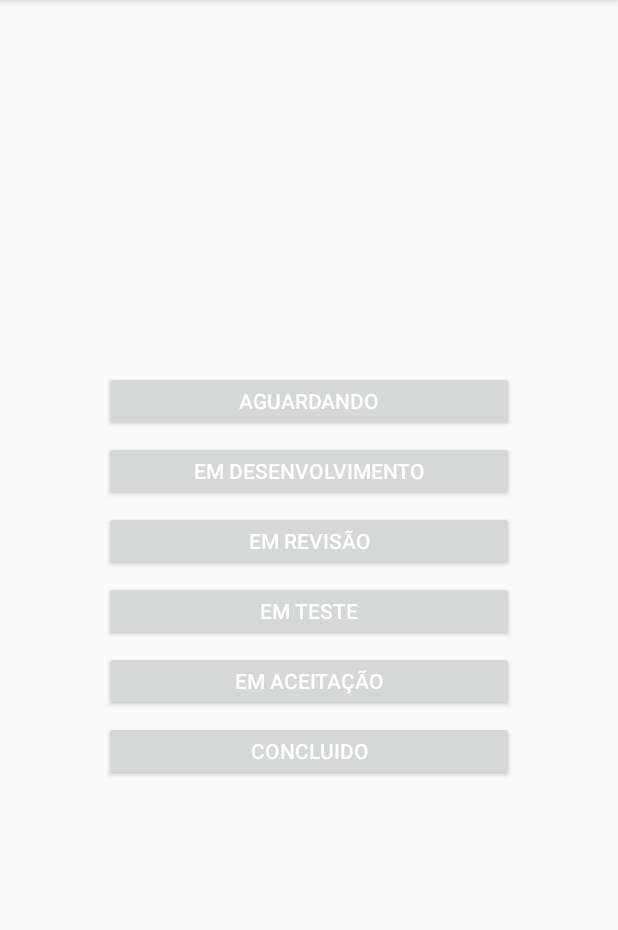
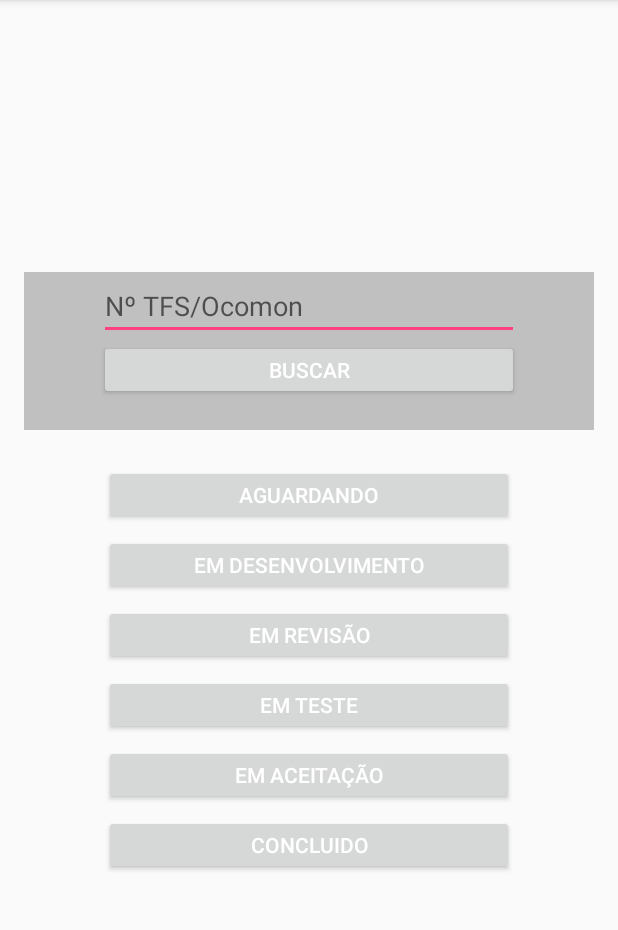
Before and after one commit to franciscoantonio72/TFSService, an Android app: the SelecaoActivity screen opened directly, with no data from a screen before it, on a phone screen of 412 x 824 dp, the part 84-1014 px from its top. Run offline under Robolectric (Android 15) with nearby library versions, the phone set to English and light mode, and no system bars.

Commit message:
Criacao da consulta por OS/Ocomon

```diff
--- a/app/build.gradle
+++ b/app/build.gradle
@@ -20,7 +20,7 @@ android {
     }
     buildTypes {
         release {
-            minifyEnabled false
+            minifyEnabled true
             proguardFiles getDefaultProguardFile('proguard-android.txt'), 'proguard-rules.pro'
         }
     }
--- a/app/src/main/java/com/example/francisco/tfsservice/SelecaoActivity.java
+++ b/app/src/main/java/com/example/francisco/tfsservice/SelecaoActivity.java
@@ -7,6 +7,7 @@ import android.support.v7.app.AppCompatActivity;
 import android.view.View;
 import android.view.View.OnClickListener;
 import android.widget.Button;
+import android.widget.EditText;
 
 import com.example.francisco.model.TFS;
 
@@ -22,6 +23,8 @@ public class SelecaoActivity extends AppCompatActivity implements OnClickListene
     Button btnEmTeste;
     Button btnEmAceitacao;
     Button btnConcluido;
+    Button btnBuscar;
+    EditText edtBuscar;
 
     @Override
     protected void onCreate(Bundle savedInstanceState) {
@@ -42,6 +45,9 @@ public class SelecaoActivity extends AppCompatActivity implements OnClickListene
         btnEmAceitacao.setOnClickListener(this);
         btnConcluido = (Button) findViewById(R.id.btnConcluido);
         btnConcluido.setOnClickListener(this);
+        edtBuscar = (EditText) findViewById(R.id.edtTFSOcomon);
+        btnBuscar = (Button) findViewById(R.id.btnBuscar);
+        btnBuscar.setOnClickListener(this);
     }
 
 
@@ -50,6 +56,11 @@ public class SelecaoActivity extends AppCompatActivity implements OnClickListene
         Intent intent = new Intent(this, ListaItens.class);
         listaTFSporStatus = new ArrayList<TFS>();
         switch (v.getId()) {
+            case R.id.btnBuscar:
+                Intent intentDetalhe = new Intent(this, ItemSelectActivity.class);
+                intentDetalhe.putExtra("id", Integer.parseInt(edtBuscar.getText().toString()));
+                startActivity(intentDetalhe);
+                break;
             case R.id.btnAguardando :
                 for (TFS item: listaTFS) {
                     if (item.getStatus().equals("New") && (item.getResponsavel().equals("Aguardando"))){
--- a/app/src/main/res/layout/activity_item_select.xml
+++ b/app/src/main/res/layout/activity_item_select.xml
@@ -17,12 +17,12 @@
         <TextView
             android:id="@+id/txtTitulo"
             android:layout_width="wrap_content"
-            android:layout_height="wrap_content"/>
+            android:layout_height="wrap_content"
+            android:textStyle="bold"/>
         <TextView
             android:id="@+id/txtId"
             android:layout_width="wrap_content"
-            android:layout_height="wrap_content"
-            android:textStyle="bold"/>
+            android:layout_height="wrap_content"/>
         <TextView
             android:id="@+id/txtDescricao"
             android:layout_width="wrap_content"
--- a/app/src/main/res/layout/activity_main.xml
+++ b/app/src/main/res/layout/activity_main.xml
@@ -19,8 +19,7 @@
             android:layout_width="match_parent"
             android:layout_height="wrap_content"
             android:ems="10"
-            android:hint="Sprint"
-            android:text="150">
+            android:hint="Sprint">
 
             <requestFocus />
         </EditText>
--- a/app/src/main/res/layout/activity_selecao.xml
+++ b/app/src/main/res/layout/activity_selecao.xml
@@ -1,15 +1,48 @@
 <?xml version="1.0" encoding="utf-8"?>
 <LinearLayout xmlns:android="http://schemas.android.com/apk/res/android"
     xmlns:tools="http://schemas.android.com/tools" android:layout_width="match_parent"
-    android:layout_height="match_parent" android:paddingLeft="@dimen/activity_horizontal_margin"
+    android:layout_height="match_parent"
+    android:paddingLeft="@dimen/activity_horizontal_margin"
     android:paddingRight="@dimen/activity_horizontal_margin"
     android:paddingTop="@dimen/activity_vertical_margin"
     android:paddingBottom="@dimen/activity_vertical_margin"
+    android:orientation="horizontal"
     tools:context="com.example.francisco.tfsservice.SelecaoActivity">
     <LinearLayout
         android:layout_width="match_parent"
         android:layout_height="wrap_content"
         android:layout_gravity="center"
+        android:orientation="vertical">
+        <LinearLayout
+            android:layout_width="match_parent"
+            android:layout_height="wrap_content"
+            android:layout_gravity="center"
+            android:paddingLeft="50dp"
+            android:paddingRight="50dp"
+            android:paddingBottom="20dp"
+            android:orientation="vertical"
+            android:background="@color/colorSelecao">
+
+            <EditText
+                android:layout_width="match_parent"
+                android:layout_height="wrap_content"
+                android:id="@+id/edtTFSOcomon"
+                android:layout_gravity="center_horizontal"
+                android:ems="10"
+                android:hint="Nº TFS/Ocomon"/>
+
+            <Button
+                android:id="@+id/btnBuscar"
+                android:layout_width="match_parent"
+                android:layout_height="40dp"
+                android:text="Buscar"
+                android:textColor="@android:color/white" />
+        </LinearLayout>
+        <LinearLayout
+            android:layout_width="match_parent"
+            android:layout_height="wrap_content"
+            android:layout_gravity="center"
+            android:paddingTop="20dp"
             android:paddingLeft="50dp"
             android:paddingRight="50dp"
             android:orientation="vertical">
@@ -55,7 +88,7 @@
                 android:layout_margin="3dp"
                 android:text="Concluido"
                 android:textColor="@android:color/white" />
-
+        </LinearLayout>
     </LinearLayout>
 
 </LinearLayout>
--- a/app/src/main/res/values/colors.xml
+++ b/app/src/main/res/values/colors.xml
@@ -3,4 +3,5 @@
     <color name="colorPrimary">#3F51B5</color>
     <color name="colorPrimaryDark">#303F9F</color>
     <color name="colorAccent">#FF4081</color>
+    <color name="colorSelecao">#C0C0C0</color>
 </resources>
```
Lines whose indentation alone changed are shown as unchanged.
